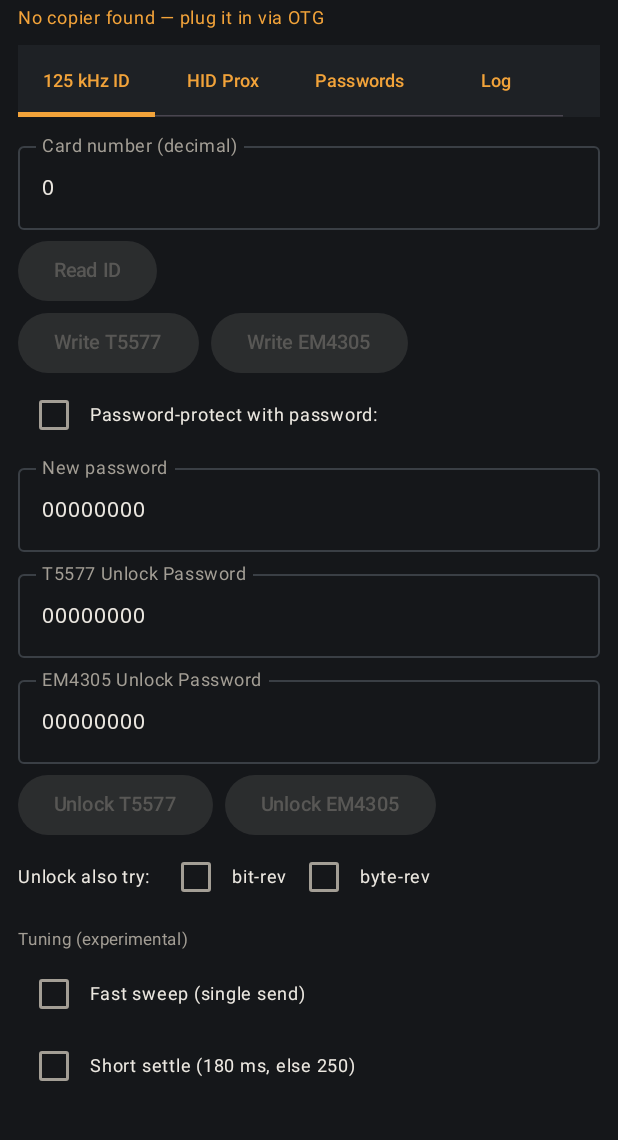
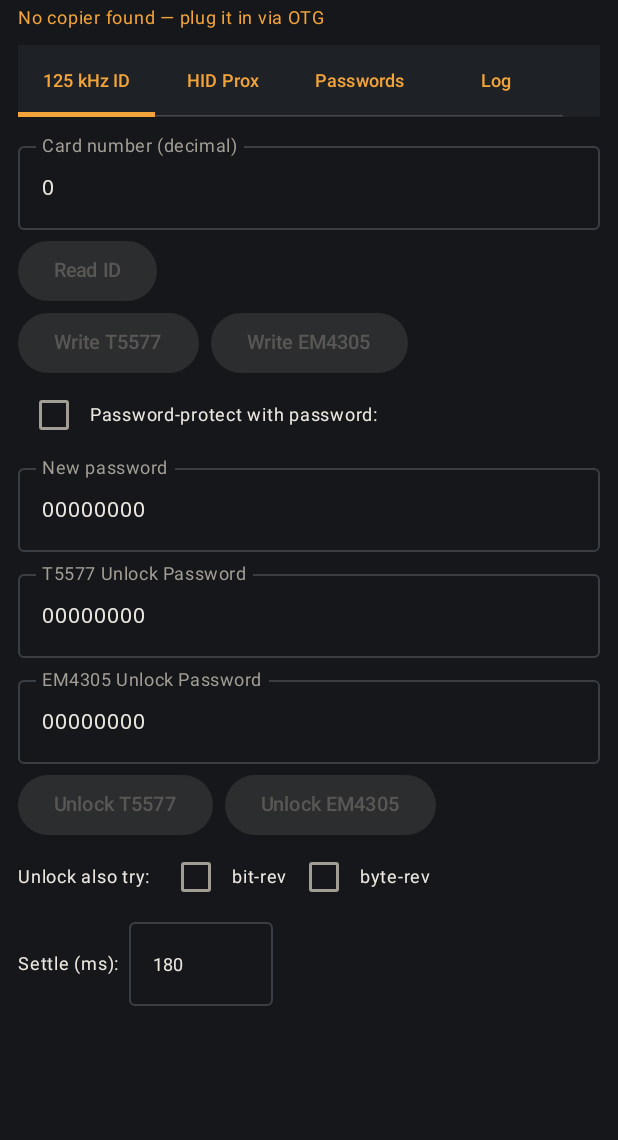
Before and after one commit to WolfieGoesAI/wcopytool, an Android app built with Jetpack Compose: the screen it shows after launch (MainActivity), on a phone screen of 412 x 824 dp, the part 96-1236 px from its top. Run offline under Robolectric (Android 15) with nearby library versions, the phone set to English and light mode, and no system bars.

Commit message:
Android: bake in fast sweep + 180 ms settle; replace checkboxes with a settle-ms field
Fast single-send sweep and the short settle tested clean, so make them the
baseline: sweepWrite is now always single-send, settleMs defaults to 180.
Removed the experimental checkboxes and added an editable 'Settle (ms)' number
field on the 125 kHz tab so the minimum safe settle can be found; it updates
reader.settleMs live. writeCommit (restore) is unchanged.

Co-Authored-By: Claude Opus 4.8 <noreply@anthropic.com>
Claude-Session: https://claude.ai/code/session_014FZxPKnFvhaMzAFXGb3YQ2

```diff
--- a/android/app/src/main/java/com/wolfie/wcopytool/MainActivity.kt
+++ b/android/app/src/main/java/com/wolfie/wcopytool/MainActivity.kt
@@ -187,7 +187,7 @@ class MainActivity : ComponentActivity() {
             }
             RevRow("Unlock also try:", bitRev, byteRev)
             Spacer(Modifier.height(6.dp))
-            TuningRow()
+            SettleRow()
         }
     }
 
@@ -275,17 +275,19 @@ class MainActivity : ComponentActivity() {
     }
     @Composable fun CheckRow(label: String, s: MutableState<Boolean>) =
         Row(verticalAlignment = Alignment.CenterVertically) { Checkbox(s.value, { s.value = it }); Text(label, fontSize = 12.sp) }
-    // Temporary tuning controls for finding the speed/reliability limits. They set reader fields directly.
-    @Composable fun TuningRow() {
-        val fast = remember { mutableStateOf(reader.fastSweep) }
-        val shortSettle = remember { mutableStateOf(reader.settleMs <= 180L) }
-        Text("Tuning (experimental)", fontSize = 11.sp, color = MaterialTheme.colorScheme.onSurfaceVariant)
+    // Per-write settle time (ms), editable so the minimum safe value can be found on real hardware.
+    @Composable fun SettleRow() {
+        val s = remember { mutableStateOf(reader.settleMs.toString()) }
         Row(verticalAlignment = Alignment.CenterVertically) {
-            Checkbox(fast.value, { fast.value = it; reader.fastSweep = it }); Text("Fast sweep (single send)", fontSize = 12.sp)
-        }
-        Row(verticalAlignment = Alignment.CenterVertically) {
-            Checkbox(shortSettle.value, { shortSettle.value = it; reader.settleMs = if (it) 180L else 250L })
-            Text("Short settle (180 ms, else 250)", fontSize = 12.sp)
+            Text("Settle (ms):", fontSize = 12.sp); Spacer(Modifier.width(6.dp))
+            OutlinedTextField(
+                value = s.value,
+                onValueChange = { v -> val d = v.filter { it.isDigit() }.take(4); s.value = d; d.toLongOrNull()?.let { reader.settleMs = it } },
+                singleLine = true,
+                keyboardOptions = KeyboardOptions(keyboardType = KeyboardType.Number),
+                textStyle = androidx.compose.ui.text.TextStyle(fontSize = 12.sp),
+                modifier = Modifier.width(96.dp)
+            )
         }
     }
     @Composable fun RevRow(label: String, bitRev: MutableState<Boolean>, byteRev: MutableState<Boolean>) =
--- a/android/app/src/main/java/com/wolfie/wcopytool/UsbReader.kt
+++ b/android/app/src/main/java/com/wolfie/wcopytool/UsbReader.kt
@@ -56,17 +56,16 @@ class UsbReader(private val mgr: UsbManager) {
         val r = recv(timeoutMs) ?: return null
         return Proto.parse(r)
     }
-    // Per-write settle. The T5577 needs time to burn each block before the next command or a readback;
-    // the Mac app leaves ~250-280 ms between writes and is reliable. Tunable at runtime for experimenting.
-    var settleMs: Long = 250L
-    // When true, the sweep's probe writes are sent once instead of twice (faster, slightly riskier).
-    var fastSweep: Boolean = false
+    // Per-write settle: the T5577 needs time to burn each block before the next command or a readback.
+    // Tunable at runtime from the UI so the minimum safe value can be found; 180 ms is the current baseline.
+    var settleMs: Long = 180L
     private fun wset() = Thread.sleep(settleMs)
     // A write that must commit: issue it, settle, and (on this flaky link) send it a second time so a
-    // dropped first attempt still lands, then settle again.
+    // dropped first attempt still lands, then settle again. Used for the critical restore/unprotect step.
     private fun writeCommit(payload: IntArray) { transact(payload, 500); wset(); transact(payload, 500); wset() }
-    // A sweep probe write: single send when fastSweep is on, otherwise the belt-and-suspenders double send.
-    private fun sweepWrite(payload: IntArray) { transact(payload, 500); wset(); if (!fastSweep) { transact(payload, 500); wset() } }
+    // A sweep probe write: single send (fast). Reliability for the sweep comes from the 0x14/0x05 mode
+    // bracketing and the settle, not from double-sending.
+    private fun sweepWrite(payload: IntArray) { transact(payload, 500); wset() }
     private fun sendSeq(items: List<IntArray>, log: (String) -> Unit) {
         for (p in items) { transact(p, 500); wset() }
     }
```
